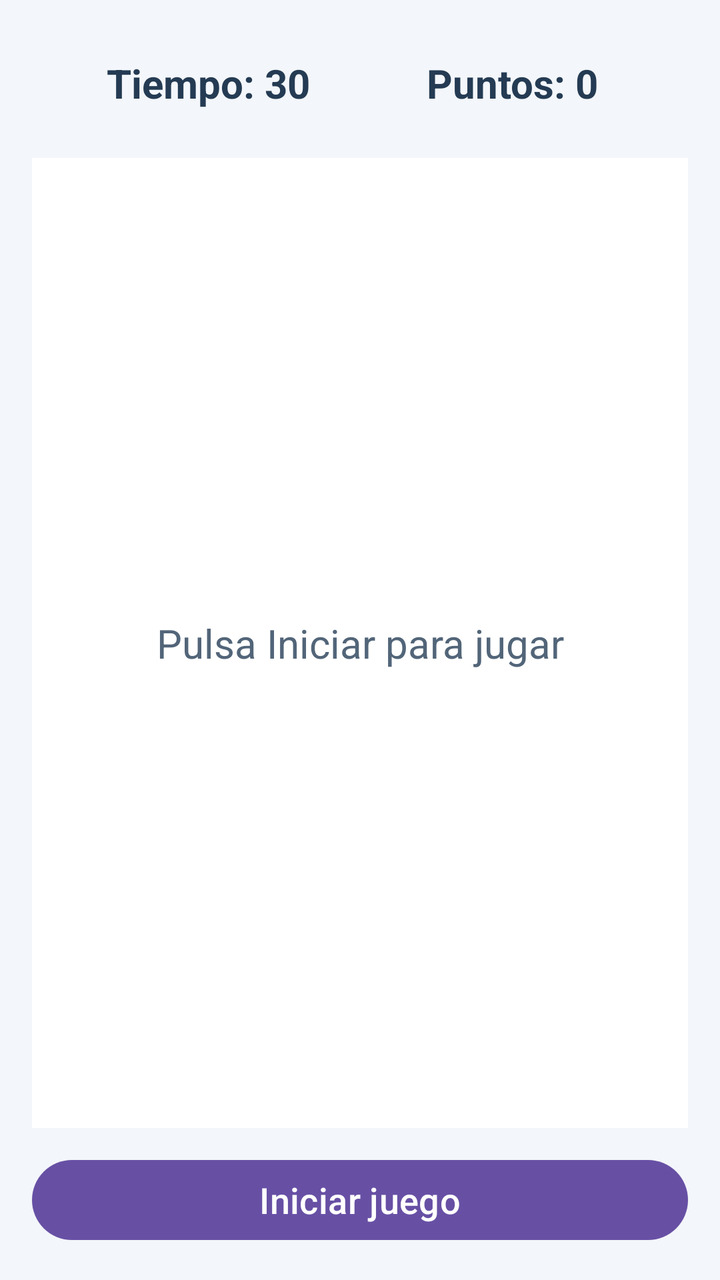
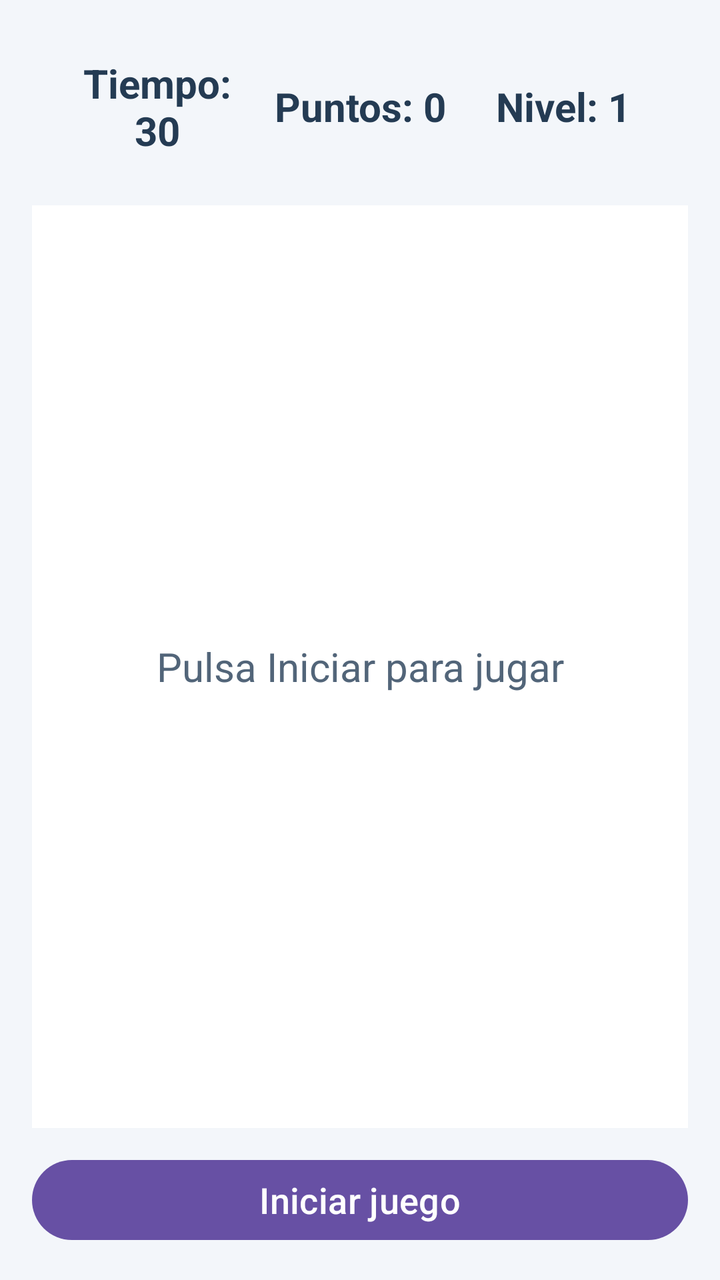

Two renders of the same Android screen: before a commit and after it. Below are the layout's source before the change and the commit's diff.
<!-- AndroidManifest.xml: application theme Theme.Juego -->
<!-- res/layout/activity_main.xml -->
<?xml version="1.0" encoding="utf-8"?>
<LinearLayout xmlns:android="http://schemas.android.com/apk/res/android"
    android:layout_width="match_parent"
    android:layout_height="match_parent"
    android:orientation="vertical"
    android:padding="16dp"
    android:background="#F3F6FA">

    <LinearLayout
        android:layout_width="match_parent"
        android:layout_height="wrap_content"
        android:gravity="center"
        android:orientation="horizontal"
        android:padding="12dp">

        <TextView
            android:id="@+id/txtTiempo"
            android:layout_width="0dp"
            android:layout_height="wrap_content"
            android:layout_weight="1"
            android:gravity="center"
            android:text="@string/tiempo_inicial"
            android:textColor="#243B53"
            android:textSize="20sp"
            android:textStyle="bold" />

        <TextView
            android:id="@+id/txtPuntos"
            android:layout_width="0dp"
            android:layout_height="wrap_content"
            android:layout_weight="1"
            android:gravity="center"
            android:text="@string/puntos_iniciales"
            android:textColor="#243B53"
            android:textSize="20sp"
            android:textStyle="bold" />
    </LinearLayout>

    <FrameLayout
        android:id="@+id/zonaJuego"
        android:layout_width="match_parent"
        android:layout_height="0dp"
        android:layout_marginTop="12dp"
        android:layout_marginBottom="12dp"
        android:layout_weight="1"
        android:background="#FFFFFF"
        android:clipChildren="true">

        <TextView
            android:id="@+id/txtMensaje"
            android:layout_width="match_parent"
            android:layout_height="wrap_content"
            android:layout_gravity="center"
            android:gravity="center"
            android:padding="16dp"
            android:text="@string/mensaje_inicio"
            android:textColor="#526579"
            android:textSize="20sp" />

        <TextView
            android:id="@+id/objetivo"
            android:layout_width="64dp"
            android:layout_height="64dp"
            android:background="@drawable/fondo_objetivo"
            android:clickable="true"
            android:contentDescription="@string/descripcion_objetivo"
            android:focusable="true"
            android:gravity="center"
            android:text="●"
            android:textColor="#FFFFFF"
            android:textSize="52sp"
            android:visibility="gone" />
    </FrameLayout>

    <Button
        android:id="@+id/btnIniciar"
        android:layout_width="match_parent"
        android:layout_height="wrap_content"
        android:text="@string/iniciar_juego"
        android:textSize="18sp" />
</LinearLayout>
<!-- resources referenced by this layout -->
<resources>
  <!-- drawable fondo_objetivo (drawable) -->
  <?xml version="1.0" encoding="utf-8"?>
  <shape xmlns:android="http://schemas.android.com/apk/res/android"
      android:shape="oval">
  
      <solid android:color="#E53935" />
  
      <stroke
          android:width="3dp"
          android:color="#B71C1C" />
  </shape>
  <string name="descripcion_objetivo">Objetivo para tocar</string>
  <string name="iniciar_juego">Iniciar juego</string>
  <string name="mensaje_inicio">Pulsa Iniciar para jugar</string>
  <string name="puntos_iniciales">Puntos: 0</string>
  <string name="tiempo_inicial">Tiempo: 30</string>
  <style name="Theme.Juego" parent="Base.Theme.Juego" />
  <style name="Base.Theme.Juego" parent="Theme.Material3.DayNight.NoActionBar">
          
          
      </style>
</resources>

<!-- the commit's change to res/layout/activity_main.xml (unified diff, before → after) -->
@@ -31,6 +31,17 @@
             android:layout_weight="1"
             android:gravity="center"
             android:text="@string/puntos_iniciales"
+            android:textColor="#243B53"
+            android:textSize="20sp"
+            android:textStyle="bold" />
+
+        <TextView
+            android:id="@+id/txtNivel"
+            android:layout_width="0dp"
+            android:layout_height="wrap_content"
+            android:layout_weight="1"
+            android:gravity="center"
+            android:text="@string/nivel_inicial"
             android:textColor="#243B53"
             android:textSize="20sp"
             android:textStyle="bold" />
<!-- resource entries referenced after the edit -->
@@ -14,6 +14,7 @@
   <string name="descripcion_objetivo">Objetivo para tocar</string>
   <string name="iniciar_juego">Iniciar juego</string>
   <string name="mensaje_inicio">Pulsa Iniciar para jugar</string>
+  <string name="nivel_inicial">Nivel: 1</string>
   <string name="puntos_iniciales">Puntos: 0</string>
   <string name="tiempo_inicial">Tiempo: 30</string>
   <style name="Theme.Juego" parent="Base.Theme.Juego" />
